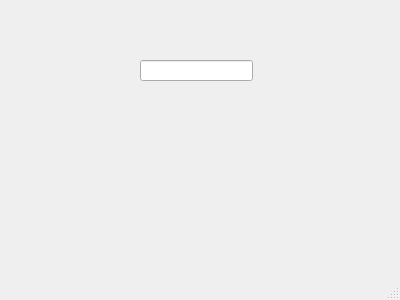
This is resources/qt/gui.ui in roboime/Phoenixpp as Qt 5 draws it before an edit. The edited form follows.
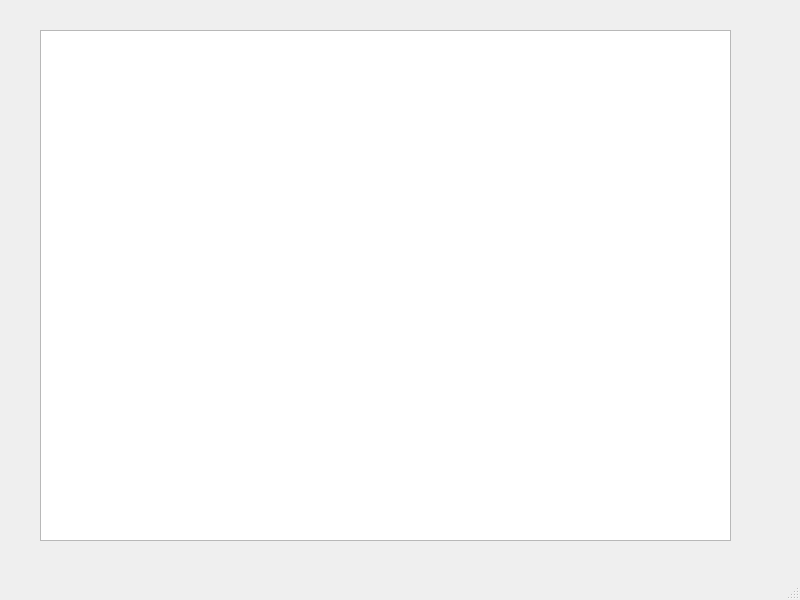
This is the edited form.

What changed in the file:
```diff
--- a/resources/qt/gui.ui
+++ b/resources/qt/gui.ui
@@ -6,21 +6,21 @@
    <rect>
     <x>0</x>
     <y>0</y>
-    <width>400</width>
-    <height>300</height>
+    <width>800</width>
+    <height>600</height>
    </rect>
   </property>
   <property name="windowTitle">
    <string>Gui</string>
   </property>
   <widget class="QWidget" name="centralwidget">
-   <widget class="QLineEdit" name="textBox">
+   <widget class="QTextEdit" name="textBox">
     <property name="geometry">
      <rect>
-      <x>140</x>
-      <y>60</y>
-      <width>113</width>
-      <height>21</height>
+      <x>40</x>
+      <y>30</y>
+      <width>691</width>
+      <height>511</height>
      </rect>
     </property>
    </widget>
```
Left out of the diff: 2 changed lines with no effect on the pictures.
